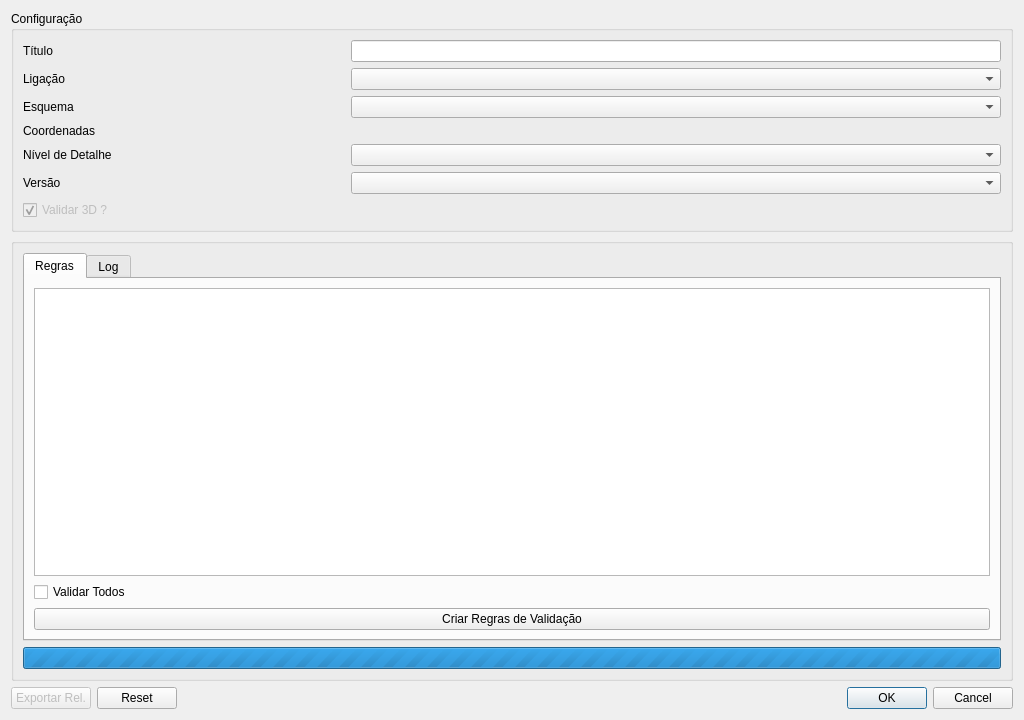
Above: plugin/ui/validation_dialog.ui from dgterritorio/recart-plugin before the change. Below: the same form after it.
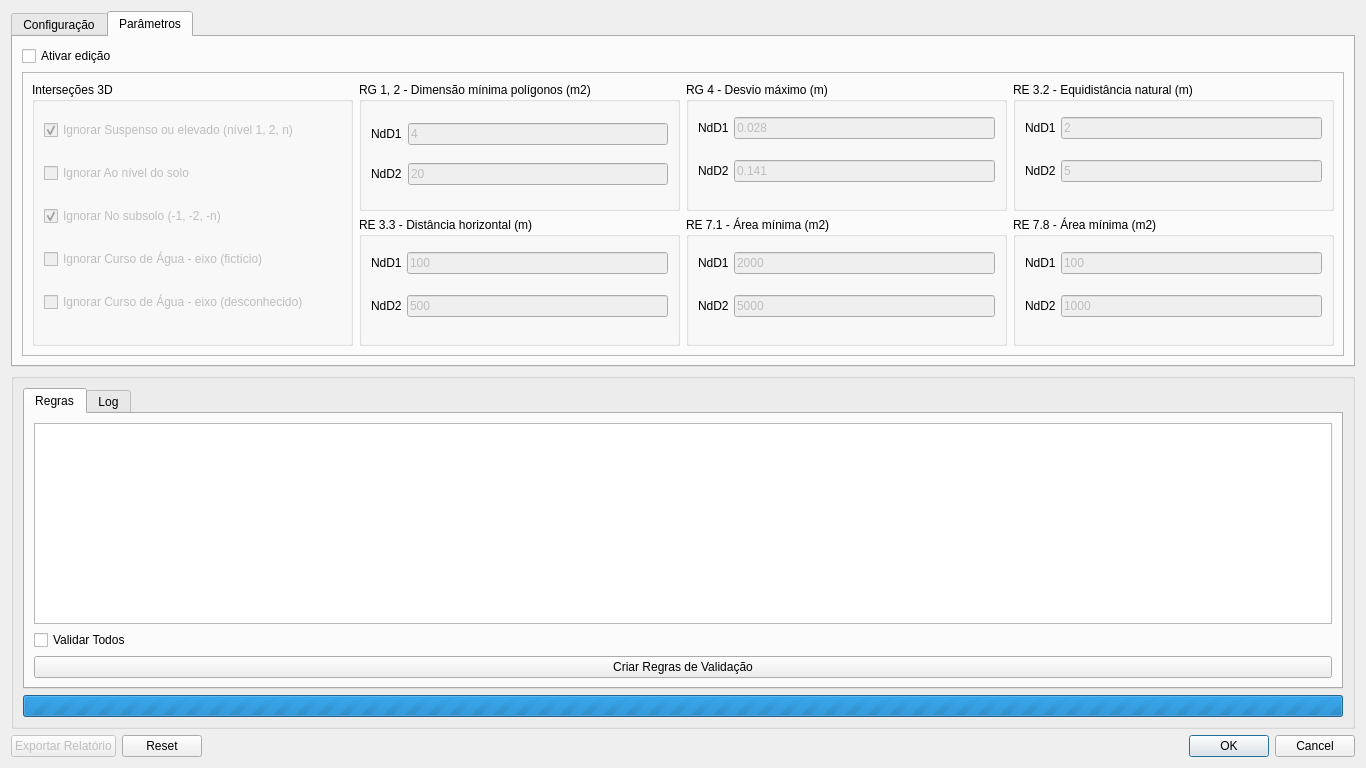
That is the form after the change. The open tabs and pages were chosen to show the change. Custom widgets are drawn as their Qt base class.

Commit message:
Support different versions on validation process (#58)
* Find database version

* Validate base structure for v1.0.2

* Support sectioned validation

* Update latest version

Diff of the .ui file:
```diff
--- a/plugin/ui/validation_dialog.ui
+++ b/plugin/ui/validation_dialog.ui
@@ -6,8 +6,8 @@
    <rect>
     <x>0</x>
     <y>0</y>
-    <width>1024</width>
-    <height>720</height>
+    <width>1366</width>
+    <height>768</height>
    </rect>
   </property>
   <property name="windowTitle">
@@ -39,92 +39,7 @@
       <property name="bottomMargin">
        <number>0</number>
       </property>
-      <item row="0" column="0" colspan="2">
-       <widget class="QGroupBox" name="groupBox_4">
-        <property name="title">
-         <string>Configuração</string>
-        </property>
-        <layout class="QGridLayout" name="gridLayout_3">
-         <item row="6" column="1" colspan="2">
-          <widget class="QComboBox" name="versaocomboBox"/>
-         </item>
-         <item row="5" column="1" colspan="2">
-          <widget class="QComboBox" name="comboBox"/>
-         </item>
-         <item row="5" column="0">
-          <widget class="QLabel" name="label_4">
-           <property name="text">
-            <string>Nível de Detalhe</string>
-           </property>
-          </widget>
-         </item>
-         <item row="7" column="0">
-          <widget class="QCheckBox" name="checkBox">
-           <property name="enabled">
-            <bool>false</bool>
-           </property>
-           <property name="visible">
-            <bool>false</bool>
-           </property>
-           <property name="text">
-            <string>Validar 3D ?</string>
-           </property>
-           <property name="checked">
-            <bool>true</bool>
-           </property>
-          </widget>
-         </item>
-         <item row="6" column="0">
-          <widget class="QLabel" name="label">
-           <property name="text">
-            <string>Versão</string>
-           </property>
-          </widget>
-         </item>
-         <item row="2" column="0">
-          <widget class="QLabel" name="label_3">
-           <property name="text">
-            <string>Esquema</string>
-           </property>
-          </widget>
-         </item>
-         <item row="1" column="0">
-          <widget class="QLabel" name="label_11">
-           <property name="text">
-            <string>Ligação</string>
-           </property>
-          </widget>
-         </item>
-         <item row="2" column="1" colspan="2">
-          <widget class="QComboBox" name="schemaName"/>
-         </item>
-         <item row="0" column="1" colspan="2">
-          <widget class="QLineEdit" name="lineEdit"/>
-         </item>
-         <item row="0" column="0">
-          <widget class="QLabel" name="label_12">
-           <property name="text">
-            <string>Título</string>
-           </property>
-          </widget>
-         </item>
-         <item row="1" column="1" colspan="2">
-          <widget class="QComboBox" name="connCombo"/>
-         </item>
-         <item row="4" column="1">
-          <widget class="QgsProjectionSelectionWidget" name="mQgsProjectionSelectionWidget"/>
-         </item>
-         <item row="4" column="0">
-          <widget class="QLabel" name="label_2">
-           <property name="text">
-            <string>Coordenadas</string>
-           </property>
-          </widget>
-         </item>
-        </layout>
-       </widget>
-      </item>
-      <item row="2" column="0" colspan="2">
+      <item row="1" column="0" colspan="2">
        <widget class="QGroupBox" name="groupBox_5">
         <property name="title">
          <string/>
@@ -193,13 +108,669 @@
       <bool>false</bool>
      </property>
      <property name="text">
-      <string>Exportar Rel.</string>
+      <string>Exportar Relatório</string>
      </property>
     </widget>
    </item>
+   <item row="0" column="0" colspan="2">
+    <widget class="QTabWidget" name="tabWidget_2">
+     <property name="currentIndex">
+      <number>0</number>
+     </property>
+     <widget class="QWidget" name="tab_3">
+      <property name="sizePolicy">
+       <sizepolicy hsizetype="Preferred" vsizetype="Minimum">
+        <horstretch>0</horstretch>
+        <verstretch>0</verstretch>
+       </sizepolicy>
+      </property>
+      <attribute name="title">
+       <string>Configuração</string>
+      </attribute>
+      <layout class="QGridLayout" name="gridLayout_5">
+       <item row="0" column="0">
+        <widget class="QGroupBox" name="groupBox_4">
+         <property name="sizePolicy">
+          <sizepolicy hsizetype="Preferred" vsizetype="Minimum">
+           <horstretch>0</horstretch>
+           <verstretch>0</verstretch>
+          </sizepolicy>
+         </property>
+         <property name="title">
+          <string/>
+         </property>
+         <layout class="QGridLayout" name="gridLayout_3">
+          <item row="4" column="0">
+           <widget class="QLabel" name="label_2">
+            <property name="text">
+             <string>Coordenadas</string>
+            </property>
+           </widget>
+          </item>
+          <item row="7" column="0" colspan="2">
+           <widget class="QGroupBox" name="groupBox">
+            <property name="sizePolicy">
+             <sizepolicy hsizetype="Preferred" vsizetype="Minimum">
+              <horstretch>0</horstretch>
+              <verstretch>0</verstretch>
+             </sizepolicy>
+            </property>
+            <property name="maximumSize">
+             <size>
+              <width>16777215</width>
+              <height>100</height>
+             </size>
+            </property>
+            <property name="title">
+             <string/>
+            </property>
+            <property name="checkable">
+             <bool>false</bool>
+            </property>
+            <property name="checked">
+             <bool>false</bool>
+            </property>
+            <layout class="QGridLayout" name="gridLayout_2">
+             <item row="1" column="3">
+              <widget class="QLineEdit" name="fltrValue"/>
+             </item>
+             <item row="0" column="0">
+              <widget class="QLabel" name="label">
+               <property name="text">
+                <string>Tabela secções</string>
+               </property>
+              </widget>
+             </item>
+             <item row="1" column="1">
+              <widget class="QgsFieldComboBox" name="mFieldComboBox">
+               <property name="minimumSize">
+                <size>
+                 <width>250</width>
+                 <height>0</height>
+                </size>
+               </property>
+              </widget>
+             </item>
+             <item row="1" column="0">
+              <widget class="QLabel" name="label_19">
+               <property name="text">
+                <string>Filtro</string>
+               </property>
+              </widget>
+             </item>
+             <item row="1" column="2">
+              <widget class="QComboBox" name="comboBoxOps">
+               <property name="minimumSize">
+                <size>
+                 <width>150</width>
+                 <height>0</height>
+                </size>
+               </property>
+              </widget>
+             </item>
+             <item row="0" column="1" colspan="3">
+              <widget class="QComboBox" name="areaComboBox"/>
+             </item>
+            </layout>
+           </widget>
+          </item>
+          <item row="4" column="1">
+           <widget class="QgsProjectionSelectionWidget" name="mQgsProjectionSelectionWidget">
+            <property name="sizePolicy">
+             <sizepolicy hsizetype="Preferred" vsizetype="Preferred">
+              <horstretch>0</horstretch>
+              <verstretch>0</verstretch>
+             </sizepolicy>
+            </property>
+            <property name="maximumSize">
+             <size>
+              <width>16777215</width>
+              <height>40</height>
+             </size>
+            </property>
+           </widget>
+          </item>
+          <item row="2" column="0">
+           <widget class="QLabel" name="label_3">
+            <property name="text">
+             <string>Esquema</string>
+            </property>
+           </widget>
+          </item>
+          <item row="1" column="1" colspan="2">
+           <widget class="QComboBox" name="connCombo"/>
+          </item>
+          <item row="2" column="1" colspan="2">
+           <widget class="QComboBox" name="schemaName"/>
+          </item>
+          <item row="1" column="0">
+           <widget class="QLabel" name="label_11">
+            <property name="text">
+             <string>Ligação</string>
+            </property>
+           </widget>
+          </item>
+          <item row="8" column="0">
+           <widget class="QCheckBox" name="checkBox">
+            <property name="enabled">
+             <bool>false</bool>
+            </property>
+            <property name="visible">
+             <bool>false</bool>
+            </property>
+            <property name="text">
+             <string>Validar 3D ?</string>
+            </property>
+            <property name="checked">
+             <bool>true</bool>
+            </property>
+           </widget>
+          </item>
+          <item row="5" column="1" colspan="2">
+           <widget class="QComboBox" name="comboBox"/>
+          </item>
+          <item row="0" column="1" colspan="2">
+           <widget class="QLineEdit" name="lineEdit"/>
+          </item>
+          <item row="5" column="0">
+           <widget class="QLabel" name="label_4">
+            <property name="text">
+             <string>Nível de Detalhe</string>
+            </property>
+           </widget>
+          </item>
+          <item row="0" column="0">
+           <widget class="QLabel" name="label_12">
+            <property name="text">
+             <string>Título</string>
+            </property>
+           </widget>
+          </item>
+          <item row="6" column="0">
+           <widget class="QCheckBox" name="is_sections">
+            <property name="text">
+             <string>Validar por secções</string>
+            </property>
+           </widget>
+          </item>
+         </layout>
+        </widget>
+       </item>
+      </layout>
+     </widget>
+     <widget class="QWidget" name="tab_4">
+      <attribute name="title">
+       <string>Parâmetros</string>
+      </attribute>
+      <layout class="QVBoxLayout" name="verticalLayout_5">
+       <item>
+        <widget class="QCheckBox" name="activeEdit">
+         <property name="text">
+          <string>Ativar edição</string>
+         </property>
+        </widget>
+       </item>
+       <item>
+        <widget class="QFrame" name="frame">
+         <property name="frameShape">
+          <enum>QFrame::StyledPanel</enum>
+         </property>
+         <property name="frameShadow">
+          <enum>QFrame::Raised</enum>
+         </property>
+         <layout class="QGridLayout" name="gridLayout_9">
+          <item row="0" column="1">
+           <widget class="QGroupBox" name="groupBox_6">
+            <property name="sizePolicy">
+             <sizepolicy hsizetype="Expanding" vsizetype="Preferred">
+              <horstretch>0</horstretch>
+              <verstretch>0</verstretch>
+             </sizepolicy>
+            </property>
+            <property name="title">
+             <string>RG 1, 2 - Dimensão mínima polígonos (m2)</string>
+            </property>
+            <layout class="QGridLayout" name="gridLayout_7">
+             <item row="0" column="0">
+              <widget class="QLabel" name="label_7">
+               <property name="text">
+                <string>NdD1</string>
+               </property>
+              </widget>
+             </item>
+             <item row="0" column="1">
+              <widget class="QLineEdit" name="rg1_ndd1">
+               <property name="enabled">
+                <bool>false</bool>
+               </property>
+               <property name="text">
+                <string>4</string>
+               </property>
+              </widget>
+             </item>
+             <item row="1" column="0">
+              <widget class="QLabel" name="label_8">
+               <property name="text">
+                <string>NdD2</string>
+               </property>
+              </widget>
+             </item>
+             <item row="1" column="1">
+              <widget class="QLineEdit" name="rg1_ndd2">
+               <property name="enabled">
+                <bool>false</bool>
+               </property>
+               <property name="text">
+                <string>20</string>
+               </property>
+              </widget>
+             </item>
+            </layout>
+           </widget>
+          </item>
+          <item row="0" column="2">
+           <widget class="QGroupBox" name="groupBox_3">
+            <property name="sizePolicy">
+             <sizepolicy hsizetype="Expanding" vsizetype="Minimum">
+              <horstretch>0</horstretch>
+              <verstretch>0</verstretch>
+             </sizepolicy>
+            </property>
+            <property name="minimumSize">
+             <size>
+              <width>0</width>
+              <height>0</height>
+             </size>
+            </property>
+            <property name="title">
+             <string>RG 4 - Desvio máximo (m)</string>
+            </property>
+            <layout class="QGridLayout" name="gridLayout_4">
+             <property name="topMargin">
+              <number>0</number>
+             </property>
+             <property name="horizontalSpacing">
+              <number>5</number>
+             </property>
+             <item row="1" column="1">
+              <widget class="QLineEdit" name="rg4_ndd1">
+               <property name="enabled">
+                <bool>false</bool>
+               </property>
+               <property name="text">
+                <string>0.028</string>
+               </property>
+              </widget>
+             </item>
+             <item row="2" column="1">
+              <widget class="QLineEdit" name="rg4_ndd2">
+               <property name="enabled">
+                <bool>false</bool>
+               </property>
+               <property name="text">
+                <string>0.141</string>
+               </property>
+              </widget>
+             </item>
+             <item row="2" column="0">
+              <widget class="QLabel" name="label_6">
+               <property name="text">
+                <string>NdD2</string>
+               </property>
+              </widget>
+             </item>
+             <item row="1" column="0">
+              <widget class="QLabel" name="label_5">
+               <property name="text">
+                <string>NdD1</string>
+               </property>
+              </widget>
+             </item>
+            </layout>
+           </widget>
+          </item>
+          <item row="0" column="0" rowspan="2">
+           <widget class="QGroupBox" name="groupBox_2">
+            <property name="sizePolicy">
+             <sizepolicy hsizetype="Expanding" vsizetype="Minimum">
+              <horstretch>0</horstretch>
+              <verstretch>0</verstretch>
+             </sizepolicy>
+            </property>
+            <property name="maximumSize">
+             <size>
+              <width>16777215</width>
+              <height>16777215</height>
+             </size>
+            </property>
+            <property name="title">
+             <string>Interseções 3D</string>
+            </property>
+            <layout class="QVBoxLayout" name="verticalLayout_4">
+             <property name="spacing">
+              <number>5</number>
+             </property>
+             <property name="topMargin">
+              <number>0</number>
+             </property>
+             <item>
+              <widget class="QCheckBox" name="ignoreSusp">
+               <property name="enabled">
+                <bool>false</bool>
+               </property>
+               <property name="text">
+                <string>Ignorar Suspenso ou elevado (nível 1, 2, n)</string>
+               </property>
+               <property name="checked">
+                <bool>true</bool>
+               </property>
+              </widget>
+             </item>
+             <item>
+              <widget class="QCheckBox" name="ignorarSolo">
+               <property name="enabled">
+                <bool>false</bool>
+               </property>
+               <property name="text">
+                <string>Ignorar Ao nível do solo</string>
+               </property>
+              </widget>
+             </item>
+             <item>
+              <widget class="QCheckBox" name="ignorarSub">
+               <property name="enabled">
+                <bool>false</bool>
+               </property>
+               <property name="text">
+                <string>Ignorar No subsolo (-1, -2, -n)</string>
+               </property>
+               <property name="checked">
+                <bool>true</bool>
+               </property>
+              </widget>
+             </item>
+             <item>
+              <widget class="QCheckBox" name="ignorarFict">
+               <property name="enabled">
+                <bool>false</bool>
+               </property>
+               <property name="text">
+                <string>Ignorar Curso de Água - eixo (fictício)</string>
+               </property>
+              </widget>
+             </item>
+             <item>
+              <widget class="QCheckBox" name="ignorarDesc">
+               <property name="enabled">
+                <bool>false</bool>
+               </property>
+               <property name="text">
+                <string>Ignorar Curso de Água - eixo (desconhecido)</string>
+               </property>
+              </widget>
+             </item>
+            </layout>
+           </widget>
+          </item>
+          <item row="0" column="3">
+           <widget class="QGroupBox" name="groupBox_7">
+            <property name="sizePolicy">
+             <sizepolicy hsizetype="Expanding" vsizetype="Preferred">
+              <horstretch>0</horstretch>
+              <verstretch>0</verstretch>
+             </sizepolicy>
+            </property>
+            <property name="minimumSize">
+             <size>
+              <width>0</width>
+              <height>0</height>
+             </size>
+            </property>
+            <property name="title">
+             <string>RE 3.2 - Equidistância natural (m)</string>
+            </property>
+            <layout class="QGridLayout" name="gridLayout_8">
+             <property name="topMargin">
+              <number>0</number>
+             </property>
+             <property name="horizontalSpacing">
+              <number>5</number>
+             </property>
+             <item row="1" column="1">
+              <widget class="QLineEdit" name="re3_2_ndd1">
+               <property name="enabled">
+                <bool>false</bool>
+               </property>
+               <property name="text">
+                <string>2</string>
+               </property>
+              </widget>
+             </item>
+             <item row="2" column="1">
+              <widget class="QLineEdit" name="re3_2_ndd2">
+               <property name="enabled">
+                <bool>false</bool>
+               </property>
+               <property name="text">
+                <string>5</string>
+               </property>
+              </widget>
+             </item>
+             <item row="2" column="0">
+              <widget class="QLabel" name="label_9">
+               <property name="text">
+                <string>NdD2</string>
+               </property>
+              </widget>
+             </item>
+             <item row="1" column="0">
+              <widget class="QLabel" name="label_10">
+               <property name="text">
+                <string>NdD1</string>
+               </property>
+              </widget>
+             </item>
+            </layout>
+           </widget>
+          </item>
+          <item row="1" column="1">
+           <widget class="QGroupBox" name="groupBox_8">
+            <property name="sizePolicy">
+             <sizepolicy hsizetype="Expanding" vsizetype="Preferred">
+              <horstretch>0</horstretch>
+              <verstretch>0</verstretch>
+             </sizepolicy>
+            </property>
+            <property name="minimumSize">
+             <size>
+              <width>0</width>
+              <height>0</height>
+             </size>
+            </property>
+            <property name="title">
+             <string>RE 3.3 - Distância horizontal (m)</string>
+            </property>
+            <layout class="QGridLayout" name="gridLayout_10">
+             <property name="topMargin">
+              <number>0</number>
+             </property>
+             <property name="horizontalSpacing">
+              <number>5</number>
+             </property>
+             <item row="1" column="1">
+              <widget class="QLineEdit" name="re3_3_ndd1">
+               <property name="enabled">
+                <bool>false</bool>
+               </property>
+               <property name="text">
+                <string>100</string>
+               </property>
+              </widget>
+             </item>
+             <item row="2" column="1">
+              <widget class="QLineEdit" name="re3_3_ndd2">
+               <property name="enabled">
+                <bool>false</bool>
+               </property>
+               <property name="text">
+                <string>500</string>
+               </property>
+              </widget>
+             </item>
+             <item row="2" column="0">
+              <widget class="QLabel" name="label_13">
+               <property name="text">
+                <string>NdD2</string>
+               </property>
+              </widget>
+             </item>
+             <item row="1" column="0">
+              <widget class="QLabel" name="label_14">
+               <property name="text">
+                <string>NdD1</string>
+               </property>
+              </widget>
+             </item>
+            </layout>
+           </widget>
+          </item>
+          <item row="1" column="2">
+           <widget class="QGroupBox" name="groupBox_9">
+            <property name="sizePolicy">
+             <sizepolicy hsizetype="Expanding" vsizetype="Preferred">
+              <horstretch>0</horstretch>
+              <verstretch>0</verstretch>
+             </sizepolicy>
+            </property>
+            <property name="minimumSize">
+             <size>
+              <width>0</width>
+              <height>0</height>
+             </size>
+            </property>
+            <property name="title">
+             <string>RE 7.1 - Área mínima (m2)</string>
+            </property>
+            <layout class="QGridLayout" name="gridLayout_11">
+             <property name="topMargin">
+              <number>0</number>
+             </property>
+             <property name="horizontalSpacing">
+              <number>5</number>
+             </property>
+             <item row="1" column="1">
+              <widget class="QLineEdit" name="re7_1_ndd1">
+               <property name="enabled">
+                <bool>false</bool>
+               </property>
+               <property name="text">
+                <string>2000</string>
+               </property>
+              </widget>
+             </item>
+             <item row="2" column="1">
+              <widget class="QLineEdit" name="re7_1_ndd2">
+               <property name="enabled">
+                <bool>false</bool>
+               </property>
+               <property name="text">
+                <string>5000</string>
+               </property>
+              </widget>
+             </item>
+             <item row="2" column="0">
+              <widget class="QLabel" name="label_15">
+               <property name="text">
+                <string>NdD2</string>
+               </property>
+              </widget>
+             </item>
+             <item row="1" column="0">
+              <widget class="QLabel" name="label_16">
+               <property name="text">
+                <string>NdD1</string>
+               </property>
+              </widget>
+             </item>
+            </layout>
+           </widget>
+          </item>
+          <item row="1" column="3">
+           <widget class="QGroupBox" name="groupBox_10">
+            <property name="sizePolicy">
+             <sizepolicy hsizetype="Expanding" vsizetype="Preferred">
+              <horstretch>0</horstretch>
+              <verstretch>0</verstretch>
+             </sizepolicy>
+            </property>
+            <property name="minimumSize">
+             <size>
+              <width>0</width>
+              <height>0</height>
+             </size>
+            </property>
+            <property name="title">
+             <string>RE 7.8 - Área mínima (m2)</string>
+            </property>
+            <layout class="QGridLayout" name="gridLayout_12">
+             <property name="topMargin">
+              <number>0</number>
+             </property>
+             <property name="horizontalSpacing">
+              <number>5</number>
+             </property>
+             <item row="1" column="1">
+              <widget class="QLineEdit" name="re7_8_ndd1">
+               <property name="enabled">
+                <bool>false</bool>
+               </property>
+               <property name="text">
+                <string>100</string>
+               </property>
+              </widget>
+             </item>
+             <item row="2" column="1">
+              <widget class="QLineEdit" name="re7_8_ndd2">
+               <property name="enabled">
+                <bool>false</bool>
+               </property>
+               <property name="text">
+                <string>1000</string>
+               </property>
+              </widget>
+             </item>
+             <item row="2" column="0">
+              <widget class="QLabel" name="label_17">
+               <property name="text">
+                <string>NdD2</string>
+               </property>
+              </widget>
+             </item>
+             <item row="1" column="0">
+              <widget class="QLabel" name="label_18">
+               <property name="text">
+                <string>NdD1</string>
+               </property>
+              </widget>
+             </item>
+            </layout>
+           </widget>
+          </item>
+         </layout>
+        </widget>
+       </item>
+      </layout>
+     </widget>
+    </widget>
+   </item>
   </layout>
  </widget>
  <customwidgets>
+  <customwidget>
+   <class>QgsFieldComboBox</class>
+   <extends>QComboBox</extends>
+   <header>qgsfieldcombobox.h</header>
+  </customwidget>
   <customwidget>
    <class>QgsProjectionSelectionWidget</class>
    <extends>QWidget</extends>
```
Left out of the diff: 64 changed lines with no effect on the pictures. The commit also changes 30 other files.
